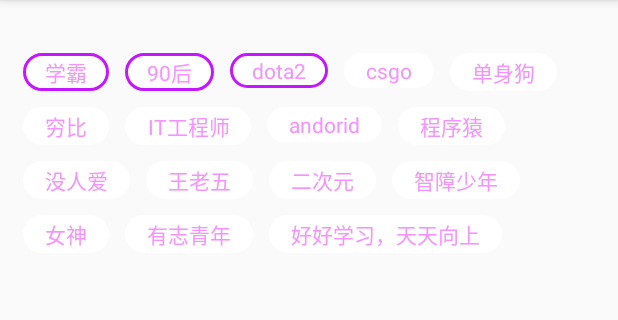
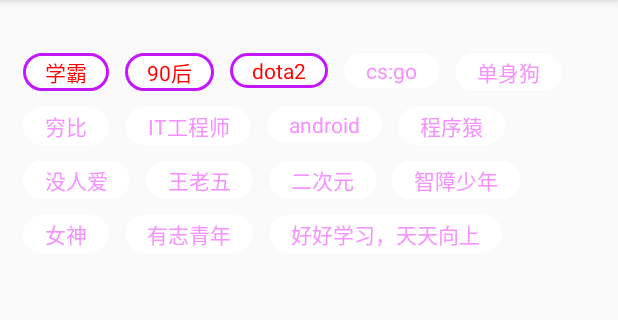
Before and after one commit to Anler2015/AndroidPractice, an Android app: the FlexBoxLayoutActivity screen opened directly, with no data from a screen before it, after a tap on "dota2", on a phone screen of 412 x 824 dp, the part 84-404 px from its top. Run offline under Robolectric (Android 15) with nearby library versions, the phone set to English and light mode, and no system bars; our stand-ins replace ButterKnife, FlexboxLayout; 2 statements that could not run were skipped; 2 other taps on this screen came first.

Commit message:
添加 为自定义view 加上 check 状态

```diff
--- a/app/src/main/AndroidManifest.xml
+++ b/app/src/main/AndroidManifest.xml
@@ -31,6 +31,9 @@
         <activity
             android:name=".loadinganimation.LoadingAnimationActivity"
             android:theme="@style/AppTheme"></activity>
+        <activity
+            android:name=".launcher.FirstLauncherActivity"
+            android:theme="@style/AppTheme"></activity>
         <service
             android:name=".aidl.UserManagerService"
             android:process=":remote"></service>
--- a/app/src/main/java/com/gejiahui/androidpractice/MainActivity.java
+++ b/app/src/main/java/com/gejiahui/androidpractice/MainActivity.java
@@ -14,6 +14,7 @@
 import com.gejiahui.androidpractice.aidl.AIDLClientActivity;
 import com.gejiahui.androidpractice.dragrecyclerview.DragRecyclerViewActivity;
 import com.gejiahui.androidpractice.flexboxlayout.FlexBoxLayoutActivity;
+import com.gejiahui.androidpractice.launcher.FirstLauncherActivity;
 import com.gejiahui.androidpractice.loadinganimation.LoadingAnimationActivity;
 import com.gejiahui.androidpractice.viewpage.ViewPageActivity;
 
@@ -51,9 +52,10 @@
 
         mPractices.add(new Practice("PageTransformer",new Intent(this,ViewPageActivity.class)));
         mPractices.add(new Practice("AIDL",new Intent(this,AIDLClientActivity.class)));
-        mPractices.add(new Practice("FlexBoxLayout",new Intent(this,FlexBoxLayoutActivity.class)));
+        mPractices.add(new Practice("TagLayout",new Intent(this,FlexBoxLayoutActivity.class)));
         mPractices.add(new Practice("DragRecyclerView",new Intent(this,DragRecyclerViewActivity.class)));
         mPractices.add(new Practice("58 loading animation",new Intent(this,LoadingAnimationActivity.class)));
+        mPractices.add(new Practice("first launcher view page",new Intent(this,FirstLauncherActivity.class)));
 
     }
 
--- a/app/src/main/java/com/gejiahui/androidpractice/flexboxlayout/FlexBoxLayoutActivity.java
+++ b/app/src/main/java/com/gejiahui/androidpractice/flexboxlayout/FlexBoxLayoutActivity.java
@@ -25,7 +25,7 @@
     TagLayout mTagLayout;
     List<String> mDatas;
     @Override
-    protected void onCreate( Bundle savedInstanceState) {
+    protected void onCreate(@Nullable Bundle savedInstanceState) {
         super.onCreate(savedInstanceState);
         setContentView(R.layout.activity_flexboxlayout);
         ButterKnife.bind(this);
@@ -69,11 +69,11 @@
         mDatas.add("学霸");
         mDatas.add("90后");
         mDatas.add("dota2");
-        mDatas.add("csgo");
+        mDatas.add("cs:go");
         mDatas.add("单身狗");
         mDatas.add("穷比");
         mDatas.add("IT工程师");
-        mDatas.add("andorid");
+        mDatas.add("android");
         mDatas.add("程序猿");
         mDatas.add("没人爱");
         mDatas.add("王老五");
--- a/app/src/main/java/com/gejiahui/androidpractice/flexboxlayout/TagLayout.java
+++ b/app/src/main/java/com/gejiahui/androidpractice/flexboxlayout/TagLayout.java
@@ -3,9 +3,6 @@
 import android.content.Context;
 import android.util.AttributeSet;
 import android.view.View;
-import android.widget.FrameLayout;
-
-import com.gejiahui.androidpractice.utils.DimenUtils;
 
 import java.util.HashSet;
 import java.util.Set;
@@ -19,34 +16,28 @@
     private TagItemClickListener mTagItemClickListener;
 
     public TagLayout(Context context, AttributeSet attrs) {
-        super(context,attrs);
+        super(context, attrs);
         setFlexDirection(FLEX_DIRECTION_ROW);
         setFlexWrap(FLEX_WRAP_WRAP);
     }
 
 
-    public void setAdapter(TagAdapter adapter){
+    public void setAdapter(TagAdapter adapter) {
         mAdapter = adapter;
         removeAllViews();
-        for(int i = 0,n = mAdapter.getCount(); i < n; i++){
-            View view = mAdapter.getView(this,i,mAdapter.getItem(i));
+        for (int i = 0, n = mAdapter.getCount(); i < n; i++) {
+            View view = mAdapter.getView(this, i, mAdapter.getItem(i));
+            TagView tagView = null;
 
-            if(view.getLayoutParams() == null){
-                MarginLayoutParams lp = new MarginLayoutParams(FrameLayout.LayoutParams.WRAP_CONTENT, FrameLayout.LayoutParams.WRAP_CONTENT);
-                int defaultMargin = DimenUtils.dip2px(this.getContext(), 4);
-                lp.setMargins(defaultMargin,
-                        defaultMargin,
-                        defaultMargin,
-                        defaultMargin);
-            }
-            addView(view);
-            //添加选中的响应
-            viewClickableSet(view,i);
+            tagView = TagView.wrap(getContext(), view);
+            addView(tagView);
+            viewClickableSet(tagView, i);
+
         }
 
     }
 
-    public void setTagItemClickListener(TagItemClickListener listener){
+    public void setTagItemClickListener(TagItemClickListener listener) {
         mTagItemClickListener = listener;
     }
 
@@ -54,30 +45,30 @@
     private Set<Integer> mSelectedItem = new HashSet<>();
 
 
-    private void viewClickableSet(final View view, final int position){
+    private void viewClickableSet(final View view, final int position) {
         view.setOnClickListener(new OnClickListener() {
             @Override
             public void onClick(View v) {
                 boolean isSelected = mSelectedItem.contains(position);
-                if(mTagItemClickListener != null){
+                ((TagView) view).toggle();
+                View view = TagView.unwarp(v);
+                if (mTagItemClickListener != null) {
 
-                    mTagItemClickListener.OnItemClick(v,position,mAdapter.getItem(position),isSelected);
+                    mTagItemClickListener.OnItemClick(view, position, mAdapter.getItem(position), isSelected);
                 }
 
-                if(isSelected){
+                if (isSelected) {
                     mSelectedItem.remove(position);
-                    mAdapter.onUnSelected(TagLayout.this,v,position);
-
-
-                }else{
+                    mAdapter.onUnSelected(TagLayout.this, view, position);
+                } else {
                     mSelectedItem.add(position);
-                    mAdapter.onSelected(TagLayout.this,v,position);
+                    mAdapter.onSelected(TagLayout.this, view, position);
                 }
             }
         });
     }
 
-    interface TagItemClickListener<T>{
-        void OnItemClick(View view,int position,T data,boolean isSelected);
+    interface TagItemClickListener<T> {
+        void OnItemClick(View view, int position, T data, boolean isSelected);
     }
 }
--- /dev/null
+++ b/app/src/main/java/com/gejiahui/androidpractice/flexboxlayout/TagView.java
@@ -0,0 +1,94 @@
+package com.gejiahui.androidpractice.flexboxlayout;
+
+import android.content.Context;
+import android.view.View;
+import android.widget.Checkable;
+import android.widget.FrameLayout;
+
+import com.gejiahui.androidpractice.utils.DimenUtils;
+
+/**
+ * Created by gejiahui on 2016/5/25.
+ * <p>
+ * 该view主要功能是 为添加的布局增加一个check 状态
+ */
+public class TagView extends FrameLayout implements Checkable {
+
+    private boolean mChecked ;
+    private static final int[] CHECKED_STATE_SET = {
+            android.R.attr.state_checked
+    };
+
+    public TagView(Context context) {
+        super(context);
+    }
+
+    public static TagView wrap(Context context, View view) {
+        if (null == view) {
+            throw new IllegalArgumentException("view can't be null");
+        }
+        view.setDuplicateParentStateEnabled(true);  //允许复制父控件的状态
+        TagView tagView = new TagView(context);
+        if (null != view.getLayoutParams()) {
+
+            tagView.setLayoutParams(view.getLayoutParams());
+
+        } else {
+
+            MarginLayoutParams lp = new MarginLayoutParams(FrameLayout.LayoutParams.WRAP_CONTENT, FrameLayout.LayoutParams.WRAP_CONTENT);
+            int defaultMargin = DimenUtils.dip2px(context, 4);
+            lp.setMargins(defaultMargin,
+                    defaultMargin,
+                    defaultMargin,
+                    defaultMargin);
+            tagView.setLayoutParams(lp);
+
+        }
+        tagView.addView(view);
+
+        return  tagView;
+    }
+
+    public static View unwarp(View view)
+    {
+        if (view == null)
+            throw new IllegalArgumentException("view can not be null .");
+        if (view instanceof TagView)
+        {
+            return ((TagView) view).getChildAt(0);
+        } else
+        {
+            return view;
+        }
+    }
+
+    @Override
+    public int[] onCreateDrawableState(int extraSpace)
+    {
+        int[] states = super.onCreateDrawableState(extraSpace + 1);
+        if (isChecked())
+        {
+            mergeDrawableStates(states, CHECKED_STATE_SET);
+        }
+        return states;
+    }
+
+
+    @Override
+    public void setChecked(boolean checked) {
+        if (this.mChecked != checked) {
+            this.mChecked = checked;
+            refreshDrawableState();
+        }
+    }
+
+    @Override
+    public boolean isChecked() {
+        return mChecked;
+    }
+
+    @Override
+    public void toggle() {
+        setChecked(!mChecked);
+    }
+}
```
Also changed, not shown: app/src/main/java/com/gejiahui/androidpractice/launcher/FirstLauncherActivity.java (added, +29 -0 lines), app/src/main/res/layout/activity_first_launcher.xml (added, +13 -0 lines).
